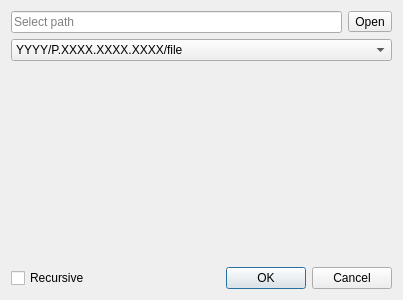
Qt form indexdialog.ui (Kuszki/Multimap-Zasiegi) before a commit.
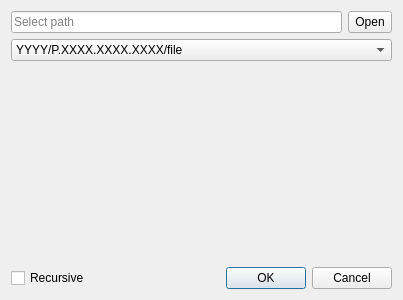
The same form after that commit. Icons and pictures are not drawn.

```diff
--- a/indexdialog.ui
+++ b/indexdialog.ui
@@ -30,6 +30,12 @@
    </item>
    <item row="0" column="2">
     <widget class="QToolButton" name="openButton">
+     <property name="sizePolicy">
+      <sizepolicy hsizetype="Fixed" vsizetype="Preferred">
+       <horstretch>0</horstretch>
+       <verstretch>0</verstretch>
+      </sizepolicy>
+     </property>
      <property name="text">
       <string>Open</string>
      </property>
```
